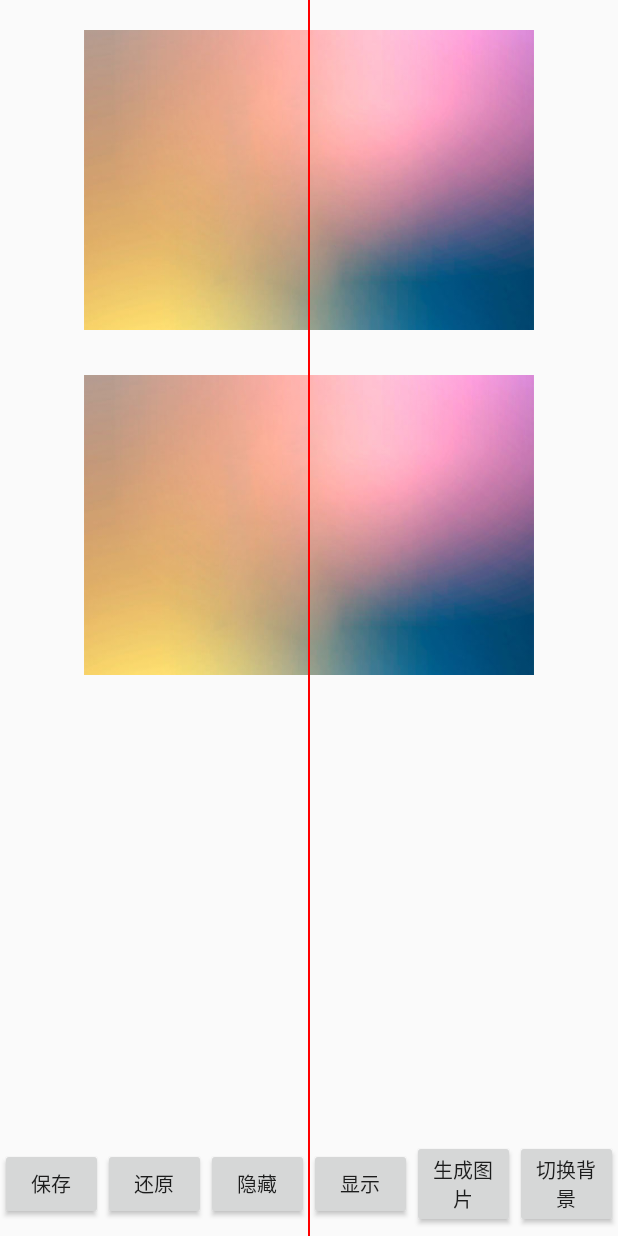
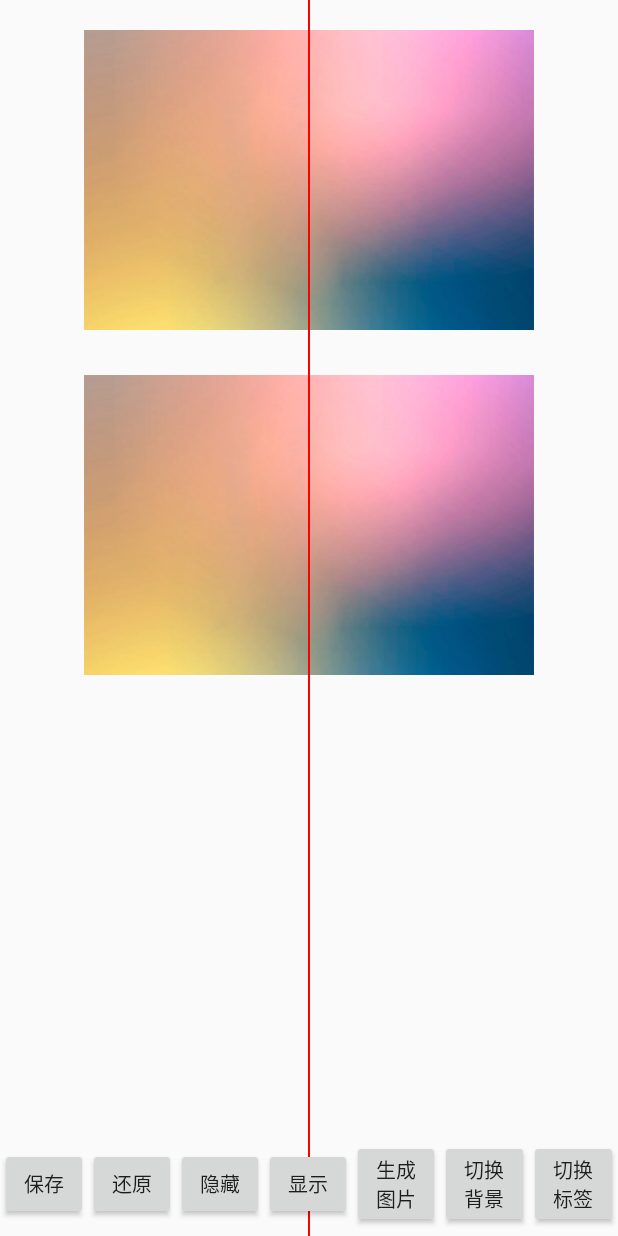
Before and after one commit to mChenys/TagLayout, an Android app: the screen it shows after launch (MainActivity), on a phone screen of 412 x 824 dp. Run offline under Robolectric (Android 15) with nearby library versions, the phone set to English and light mode, and no system bars.

Commit message:
添加切换标签背景图功能

```diff
--- a/app/src/main/java/mchenys/net/csdn/blog/imagetag/MainActivity.java
+++ b/app/src/main/java/mchenys/net/csdn/blog/imagetag/MainActivity.java
@@ -122,4 +122,7 @@ public class MainActivity extends Activity {
     public void onChangeBg(View view) {
         mTagLayout1.getBackgroundPic().setImageResource(R.drawable.change_bg);
     }
+    public void onChangeTagBg(View view) {
+        mTagLayout1.changeTagBackground(R.drawable.bg_new_left, R.drawable.bg_new_right);
+    }
 }
--- a/app/src/main/res/layout/activity_main.xml
+++ b/app/src/main/res/layout/activity_main.xml
@@ -82,6 +82,14 @@
             android:onClick="onChangeBg"
             android:text="切换背景"
             android:textSize="13sp"/>
+
+        <Button
+            android:layout_width="0dp"
+            android:layout_height="wrap_content"
+            android:layout_weight="1"
+            android:onClick="onChangeTagBg"
+            android:text="切换标签"
+            android:textSize="13sp"/>
     </LinearLayout>
 
 </FrameLayout>
```
Also changed, not shown: app/src/main/java/mchenys/net/csdn/blog/imagetag/TagLayout.java (+15 -1 lines), app/src/main/res/drawable-xxhdpi/bg_new_left.9.png (added), app/src/main/res/drawable-xxhdpi/bg_new_right.9.png (added).
